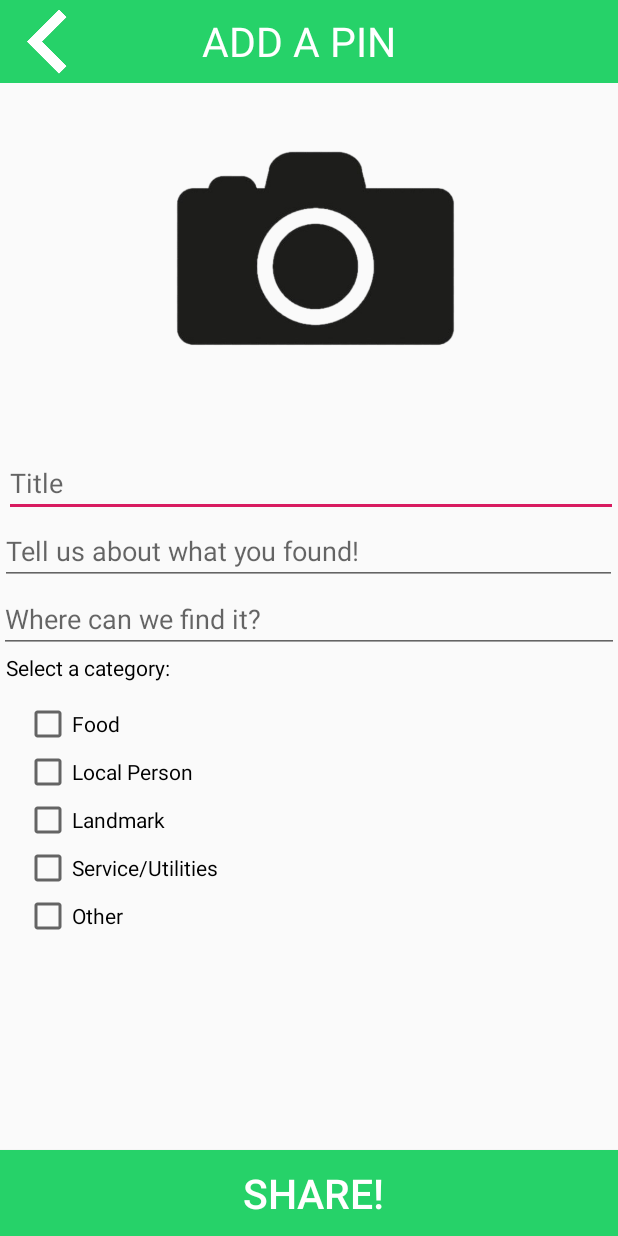
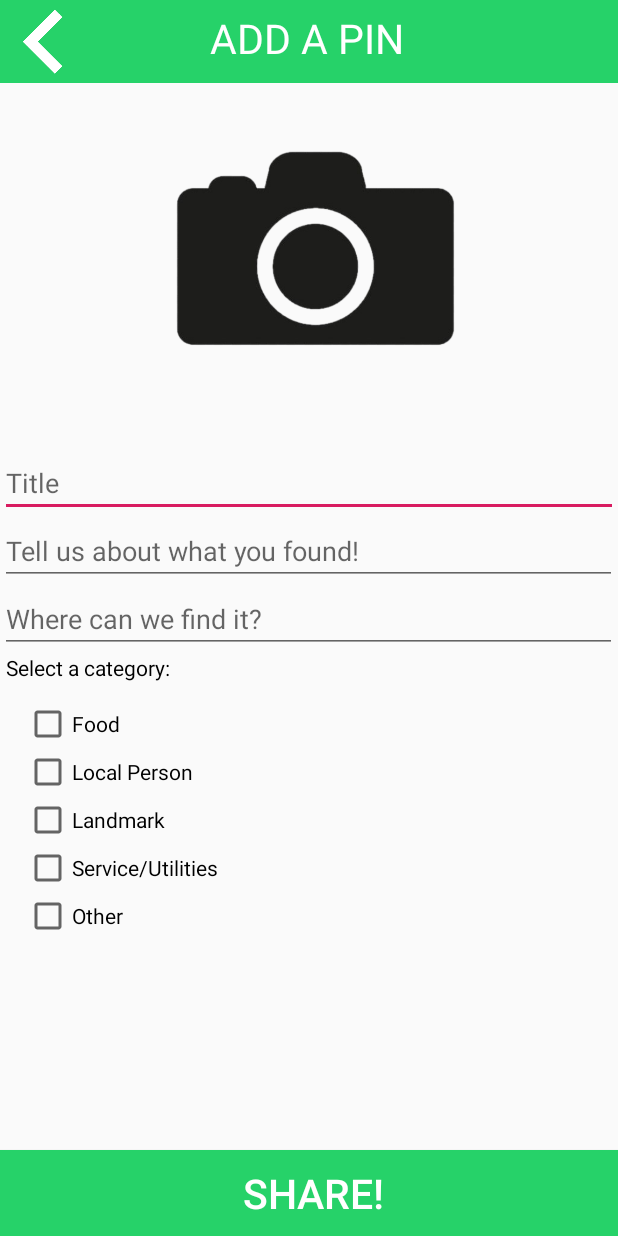
Before and after one commit to r7xnr/TravelBuddyAssistant, an Android app: the screen it shows after launch once a user with an empty profile is signed in (AddAPinActivity), after a tap on an icon or button, on a phone screen of 412 x 824 dp. Run offline under Robolectric (Android 15) with nearby library versions, the phone set to English and light mode, and no system bars; our stand-ins replace Firebase (no records; nobody signed in at launch, a user with empty details on screens opened directly); pictures from the network do not load.

Commit message:
UI Tweak

```diff
--- a/app/src/main/java/com/example/travelbuddyapp/LoginActivity.java
+++ b/app/src/main/java/com/example/travelbuddyapp/LoginActivity.java
@@ -28,6 +28,7 @@ public class LoginActivity extends AppCompatActivity {
     TextView forgotBtn;
     ImageButton imgButton;
     ProgressBar progress;
+    boolean nougat;
 
         @Override
         protected void onCreate(Bundle savedInstanceState) {
@@ -40,6 +41,7 @@ public class LoginActivity extends AppCompatActivity {
 
             if (fauth.getCurrentUser() != null) {
                 startActivity(new Intent(LoginActivity.this, MapsActivity.class));
+                //nougat = true;
                 finish();
             }
 
--- a/app/src/main/java/com/example/travelbuddyapp/Model/Pin.java
+++ b/app/src/main/java/com/example/travelbuddyapp/Model/Pin.java
@@ -12,7 +12,6 @@ public class Pin {
     private double latitude;
     private double longitude;
     private String imagePath;
-//    private String time;
     private Timestamp date;
     private String username;
     private String catData;
@@ -45,7 +44,6 @@ public class Pin {
         this.longitude = longitude;
         this.imagePath = imagePath;
         this.catData = category;
-//        this.time = time;
         this.date = date;
     }
 
--- a/app/src/main/java/com/example/travelbuddyapp/ViewAPinActivity.java
+++ b/app/src/main/java/com/example/travelbuddyapp/ViewAPinActivity.java
@@ -88,7 +88,6 @@ public class ViewAPinActivity extends AppCompatActivity {
         String description = bundle.getString("description");
         String image = bundle.getString("image");
         String cat = bundle.getString("cat");
-        // get averaged rating from ratingdatabase float rating = bundle.getstring()
 
         DocumentReference docRef = db.collection("rating").document(thePinID);
         docRef.get().addOnCompleteListener(new OnCompleteListener<DocumentSnapshot>() {
@@ -149,9 +148,6 @@ public class ViewAPinActivity extends AppCompatActivity {
         ratingBar.setOnRatingBarChangeListener(new RatingBar.OnRatingBarChangeListener() {
             @Override
              public void onRatingChanged(RatingBar ratingBar, final float v, boolean b) {
-            //if(b)
-            //SEND RATING TO DATABASE
-            //hide rating bar
                 System.out.println(v);
 
                 DocumentReference docRef = db.collection("rating").document(thePinID);
--- a/app/src/main/res/layout/activity_add_apin.xml
+++ b/app/src/main/res/layout/activity_add_apin.xml
@@ -17,12 +17,14 @@
 
         <TextView
             android:id="@+id/mapviewtxt"
-            android:layout_width="191dp"
-            android:layout_height="wrap_content"
+            android:layout_width="200dp"
+            android:layout_height="41dp"
             android:layout_alignParentEnd="true"
             android:layout_alignParentBottom="true"
-            android:layout_marginEnd="86dp"
-            android:layout_marginBottom="9dp"
+            android:layout_marginStart="62dp"
+            android:layout_marginEnd="71dp"
+            android:layout_marginBottom="7dp"
+            android:layout_toEndOf="@+id/imageButton"
             android:contextClickable="true"
             android:text="ADD A PIN"
             android:textColor="#FFFFFF"
@@ -32,12 +34,12 @@
             android:id="@+id/imageButton"
             android:layout_width="78dp"
             android:layout_height="match_parent"
+            android:layout_alignParentStart="true"
             android:layout_alignParentBottom="true"
-            android:layout_marginEnd="70dp"
+            android:layout_marginStart="0dp"
             android:layout_marginBottom="-3dp"
-            android:layout_toStartOf="@+id/mapviewtxt"
             android:background="#00FFFFFF"
-            android:scaleType="fitCenter"
+            android:scaleType="fitStart"
             app:srcCompat="@drawable/icon" />
 
     </RelativeLayout>
@@ -69,13 +71,13 @@
 
     <EditText
         android:id="@+id/editText"
-        android:layout_width="409dp"
+        android:layout_width="412dp"
         android:layout_height="0dp"
         android:ems="10"
         android:hint="Title"
         android:inputType="textPersonName"
         app:layout_constraintEnd_toEndOf="parent"
-        app:layout_constraintHorizontal_bias="1.0"
+        app:layout_constraintHorizontal_bias="0"
         app:layout_constraintStart_toStartOf="parent"
         app:layout_constraintTop_toBottomOf="@+id/imageupl" />
 
@@ -93,13 +95,13 @@
 
     <EditText
         android:id="@+id/editText3"
-        android:layout_width="413dp"
+        android:layout_width="411dp"
         android:layout_height="0dp"
         android:ems="10"
         android:hint="Where can we find it?"
         android:inputType="textPersonName"
         app:layout_constraintEnd_toEndOf="parent"
-        app:layout_constraintHorizontal_bias="1.0"
+        app:layout_constraintHorizontal_bias="0"
         app:layout_constraintStart_toStartOf="parent"
         app:layout_constraintTop_toBottomOf="@+id/editText2" />
 
```
Also changed, not shown: app/src/main/java/com/example/travelbuddyapp/AddAPinActivity.java (+1 -9 lines), app/src/main/res/layout/activity_view_apin.xml (+13 -13 lines).
